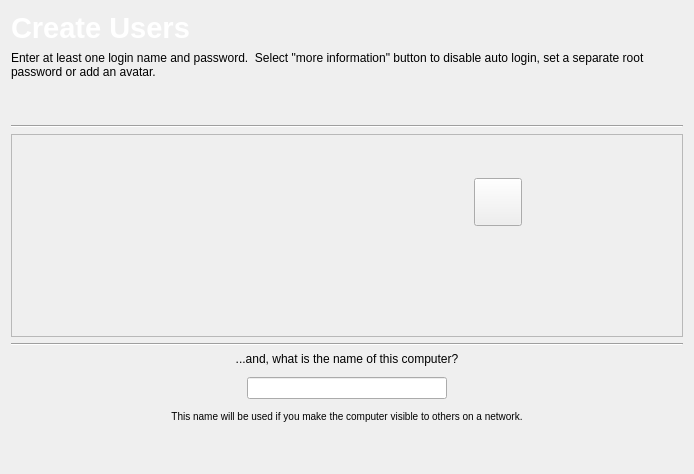
Before: the Qt Designer form ui/pages/usercreation.ui in Inkane/Tribe, drawn with Qt 5.
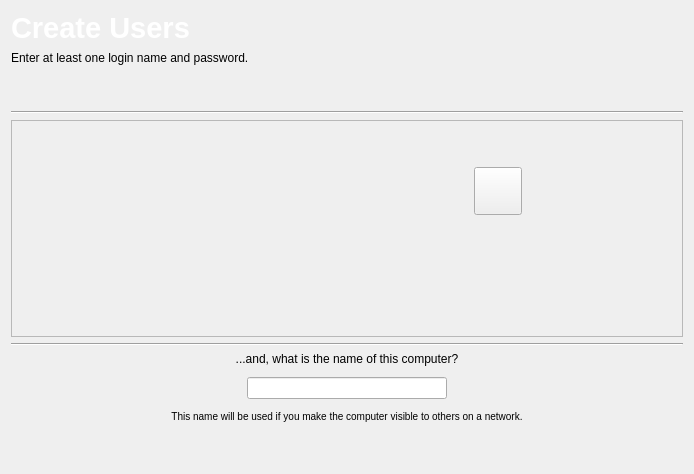
After: the same form once the commit is applied.

```diff
--- a/ui/pages/usercreation.ui
+++ b/ui/pages/usercreation.ui
@@ -39,7 +39,7 @@
    <item>
     <widget class="QLabel" name="label_2">
      <property name="text">
-      <string>Enter at least one login name and password.  Select &quot;more information&quot; button to disable auto login, set a separate root password or add an avatar.</string>
+      <string>Enter at least one login name and password.</string>
      </property>
      <property name="scaledContents">
       <bool>true</bool>
```
